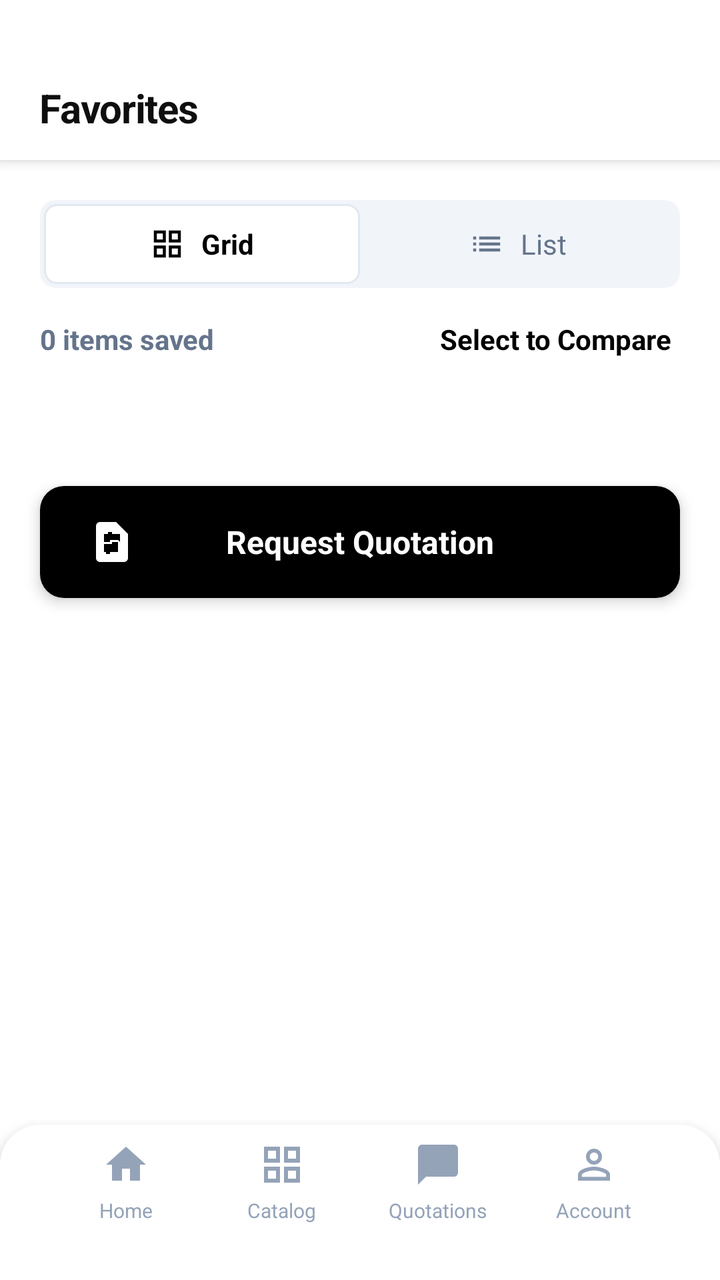
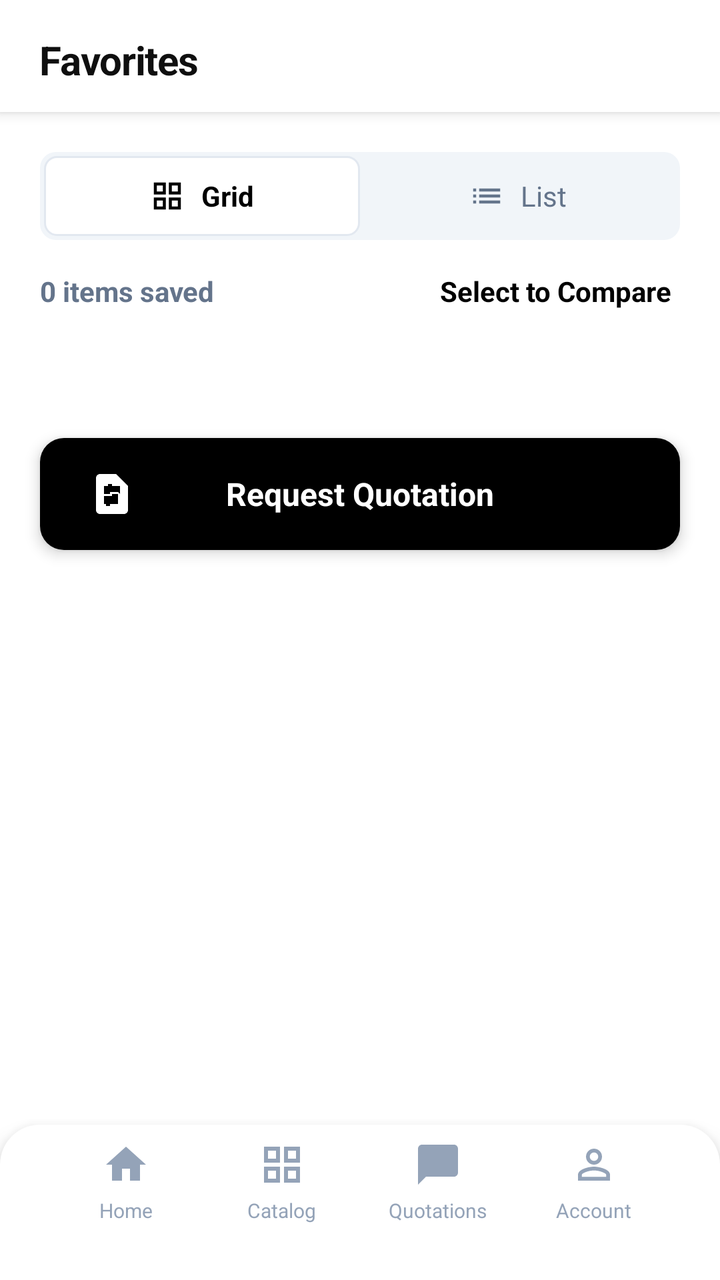

Screens rendered from an Android XML layout before and after an edit, with the pre-edit source and the edit as a unified diff.
<!-- AndroidManifest.xml: activity theme Theme.AppCompat.Light.NoActionBar -->
<!-- res/layout/activity_favorites.xml -->
<?xml version="1.0" encoding="utf-8"?>
<RelativeLayout xmlns:android="http://schemas.android.com/apk/res/android"
    xmlns:app="http://schemas.android.com/apk/res-auto"
    android:layout_width="match_parent"
    android:layout_height="match_parent"
    android:background="@color/white"
    android:fitsSystemWindows="true">

    
    <LinearLayout
        android:id="@+id/header"
        android:layout_width="match_parent"
        android:layout_height="wrap_content"
        android:orientation="vertical"
        android:background="@color/white"
        android:elevation="4dp">

        
        <View
            android:layout_width="match_parent"
            android:layout_height="24dp"
            android:background="@color/white" />

        
        <LinearLayout
            android:layout_width="match_parent"
            android:layout_height="56dp"
            android:orientation="horizontal"
            android:paddingHorizontal="20dp"
            android:gravity="center_vertical"
            android:background="@color/white"
            android:paddingTop="4dp">

            
            <TextView
                android:layout_width="wrap_content"
                android:layout_height="wrap_content"
                android:text="Favorites"
                android:textColor="@color/primary"
                android:textSize="20sp"
                android:textStyle="bold"
                android:letterSpacing="-0.02" />

            <Space
                android:layout_width="0dp"
                android:layout_height="0dp"
                android:layout_weight="1" />

            
        </LinearLayout>
    </LinearLayout>

    
    <ScrollView
        android:layout_width="match_parent"
        android:layout_height="match_parent"
        android:layout_below="@id/header"
        android:layout_above="@+id/bottomNav"
        android:fillViewport="true"
        android:paddingBottom="16dp">

        <LinearLayout
            android:layout_width="match_parent"
            android:layout_height="wrap_content"
            android:orientation="vertical">

            
            <LinearLayout
                android:layout_width="match_parent"
                android:layout_height="wrap_content"
                android:orientation="vertical"
                android:paddingHorizontal="20dp"
                android:paddingTop="20dp"
                android:paddingBottom="16dp">

                <LinearLayout
                    android:layout_width="match_parent"
                    android:layout_height="44dp"
                    android:orientation="horizontal"
                    android:background="@drawable/bg_view_toggle"
                    android:padding="2dp">

                    
                    <LinearLayout
                        android:id="@+id/btnGridView"
                        android:layout_width="0dp"
                        android:layout_height="match_parent"
                        android:layout_weight="1"
                        android:orientation="horizontal"
                        android:background="@drawable/bg_toggle_active"
                        android:gravity="center"
                        android:clickable="true"
                        android:focusable="true">

                        <ImageView
                            android:layout_width="18dp"
                            android:layout_height="18dp"
                            android:src="@drawable/ic_grid_view"
                            android:tint="@color/black"
                            android:layout_marginEnd="8dp" />

                        <TextView
                            android:layout_width="wrap_content"
                            android:layout_height="wrap_content"
                            android:text="Grid"
                            android:textColor="@color/black"
                            android:textSize="14sp"
                            android:textStyle="bold" />
                    </LinearLayout>

                    
                    <LinearLayout
                        android:id="@+id/btnListView"
                        android:layout_width="0dp"
                        android:layout_height="match_parent"
                        android:layout_weight="1"
                        android:orientation="horizontal"
                        android:gravity="center"
                        android:clickable="true"
                        android:focusable="true">

                        <ImageView
                            android:layout_width="18dp"
                            android:layout_height="18dp"
                            android:src="@drawable/ic_view_list"
                            android:tint="@color/slate_500"
                            android:layout_marginEnd="8dp" />

                        <TextView
                            android:layout_width="wrap_content"
                            android:layout_height="wrap_content"
                            android:text="List"
                            android:textColor="@color/slate_500"
                            android:textSize="14sp" />
                    </LinearLayout>
                </LinearLayout>

                
                <LinearLayout
                    android:layout_width="match_parent"
                    android:layout_height="wrap_content"
                    android:orientation="horizontal"
                    android:gravity="center_vertical"
                    android:layout_marginTop="12dp">

                    <TextView
                        android:id="@+id/tvFavoritesCount"
                        android:layout_width="wrap_content"
                        android:layout_height="wrap_content"
                        android:text="0 items saved"
                        android:textColor="@color/slate_500"
                        android:textSize="14sp"
                        android:textStyle="bold" />

                    <Space
                        android:layout_width="0dp"
                        android:layout_height="0dp"
                        android:layout_weight="1" />

                    
                    <TextView
                        android:id="@+id/btnSelectCompare"
                        android:layout_width="wrap_content"
                        android:layout_height="wrap_content"
                        android:text="Select to Compare"
                        android:textColor="@color/black"
                        android:textSize="14sp"
                        android:textStyle="bold"
                        android:clickable="true"
                        android:focusable="true"
                        android:padding="4dp" />
                </LinearLayout>
            </LinearLayout>

            
            <androidx.recyclerview.widget.RecyclerView
                android:id="@+id/recyclerFavorites"
                android:layout_width="match_parent"
                android:layout_height="wrap_content"
                android:paddingHorizontal="12dp"
                android:paddingTop="4dp"
                android:clipToPadding="false" />

            
            <TextView
                android:id="@+id/tvNoFavorites"
                android:layout_width="match_parent"
                android:layout_height="wrap_content"
                android:text="No favorites yet. Go to catalog to explore!"
                android:textColor="@color/slate_500"
                android:textSize="16sp"
                android:gravity="center"
                android:layout_marginTop="40dp"
                android:visibility="gone" />

            
            <View
                android:layout_width="match_parent"
                android:layout_height="40dp" />

            
            <RelativeLayout
                android:id="@+id/btnRequestQuotation"
                android:layout_width="match_parent"
                android:layout_height="56dp"
                android:layout_marginHorizontal="20dp"
                android:background="@drawable/bg_black_button_large"
                android:clickable="true"
                android:focusable="true"
                android:elevation="4dp"
                android:layout_marginBottom="24dp">

                <ImageView
                    android:layout_width="24dp"
                    android:layout_height="24dp"
                    android:src="@drawable/ic_request_quote"
                    android:tint="@color/white"
                    android:layout_centerVertical="true"
                    android:layout_marginStart="24dp" />

                <TextView
                    android:id="@+id/tvRequestQuoteText"
                    android:layout_width="wrap_content"
                    android:layout_height="wrap_content"
                    android:text="Request Quotation"
                    android:textColor="@color/white"
                    android:textSize="16sp"
                    android:textStyle="bold"
                    android:layout_centerInParent="true" />
            </RelativeLayout>

            <View android:layout_width="match_parent" android:layout_height="80dp" />

        </LinearLayout>
    </ScrollView>

    
    <LinearLayout
        android:id="@+id/bottomNav"
        android:layout_width="match_parent"
        android:layout_height="wrap_content"
        android:orientation="vertical"
        android:background="@drawable/bg_bottom_nav"
        android:layout_alignParentBottom="true"
        android:elevation="8dp">

        
        <LinearLayout
            android:layout_width="match_parent"
            android:layout_height="wrap_content"
            android:orientation="horizontal"
            android:paddingHorizontal="24dp"
            android:paddingTop="8dp"
            android:paddingBottom="12dp">

            
            <LinearLayout
                android:id="@+id/btnNavHome"
                android:layout_width="0dp"
                android:layout_height="wrap_content"
                android:layout_weight="1"
                android:orientation="vertical"
                android:gravity="center"
                android:clickable="true"
                android:focusable="true">

                
                <ImageView
                    android:layout_width="24dp"
                    android:layout_height="24dp"
                    android:src="@drawable/ic_home_filled"
                    android:tint="@color/slate_400" />

                <TextView
                    android:layout_width="wrap_content"
                    android:layout_height="wrap_content"
                    android:text="Home"
                    android:textColor="@color/slate_400"
                    android:textSize="10sp"
                    android:layout_marginTop="4dp" />
            </LinearLayout>

            
            <LinearLayout
                android:id="@+id/btnNavCatalog"
                android:layout_width="0dp"
                android:layout_height="wrap_content"
                android:layout_weight="1"
                android:orientation="vertical"
                android:gravity="center"
                android:clickable="true"
                android:focusable="true">

                <ImageView
                    android:layout_width="wrap_content"
                    android:layout_height="24dp"
                    android:src="@drawable/ic_grid_view"
                    android:tint="@color/slate_400" />

                <TextView
                    android:layout_width="wrap_content"
                    android:layout_height="wrap_content"
                    android:text="Catalog"
                    android:textColor="@color/slate_400"
                    android:textSize="10sp"
                    android:layout_marginTop="4dp" />
            </LinearLayout>

            
            <LinearLayout
                android:id="@+id/btnNavEnquiries"
                android:layout_width="0dp"
                android:layout_height="wrap_content"
                android:layout_weight="1"
                android:orientation="vertical"
                android:gravity="center"
                android:clickable="true"
                android:focusable="true">

                <ImageView
                    android:layout_width="24dp"
                    android:layout_height="24dp"
                    android:src="@drawable/ic_chat_bubble"
                    android:tint="@color/slate_400" />

                <TextView
                    android:layout_width="wrap_content"
                    android:layout_height="wrap_content"
                    android:text="Quotations"
                    android:textColor="@color/slate_400"
                    android:textSize="10sp"
                    android:layout_marginTop="4dp" />
            </LinearLayout>

            
            <LinearLayout
                android:id="@+id/btnNavAccount"
                android:layout_width="0dp"
                android:layout_height="wrap_content"
                android:layout_weight="1"
                android:orientation="vertical"
                android:gravity="center"
                android:clickable="true"
                android:focusable="true">

                <ImageView
                    android:layout_width="24dp"
                    android:layout_height="24dp"
                    android:src="@drawable/ic_person_outline"
                    android:tint="@color/slate_400" />

                <TextView
                    android:layout_width="wrap_content"
                    android:layout_height="wrap_content"
                    android:text="Account"
                    android:textColor="@color/slate_400"
                    android:textSize="10sp"
                    android:layout_marginTop="4dp" />
            </LinearLayout>
        </LinearLayout>

        
        <View
            android:layout_width="match_parent"
            android:layout_height="16dp"
            android:background="@color/white" />
    </LinearLayout>

</RelativeLayout>
<!-- resources referenced by this layout -->
<resources>
  <color name="black">#FF000000</color>
  <color name="primary">#0F0F0F</color>
  <color name="slate_400">#94A3B8</color>
  <color name="slate_500">#64748B</color>
  <color name="white">#FFFFFFFF</color>
  <!-- drawable bg_black_button_large (drawable) -->
  <?xml version="1.0" encoding="utf-8"?>
  <shape xmlns:android="http://schemas.android.com/apk/res/android"
      android:shape="rectangle">
      <corners android:radius="12dp" />
      <solid android:color="@color/black" />
  </shape>
  <!-- drawable bg_bottom_nav (drawable) -->
  <?xml version="1.0" encoding="utf-8"?>
  <shape xmlns:android="http://schemas.android.com/apk/res/android">
      <solid android:color="@color/white" />
      <corners android:topLeftRadius="20dp" android:topRightRadius="20dp" />
  </shape>
  <!-- drawable bg_toggle_active (drawable) -->
  <?xml version="1.0" encoding="utf-8"?>
  <shape xmlns:android="http://schemas.android.com/apk/res/android"
      android:shape="rectangle">
      <corners android:radius="6dp" />
      <solid android:color="@color/white" />
      <stroke
          android:width="1dp"
          android:color="@color/slate_200" />
  </shape>
  <!-- drawable bg_view_toggle (drawable) -->
  <?xml version="1.0" encoding="utf-8"?>
  <shape xmlns:android="http://schemas.android.com/apk/res/android"
      android:shape="rectangle">
      <corners android:radius="8dp" />
      <solid android:color="@color/slate_100" />
  </shape>
  <!-- drawable ic_chat_bubble (drawable) -->
  <vector xmlns:android="http://schemas.android.com/apk/res/android"
      android:width="24dp"
      android:height="24dp"
      android:viewportWidth="24"
      android:viewportHeight="24">
      <path
          android:fillColor="@color/white"
          android:pathData="M20 2H4c-1.1 0-2 0.9-2 2v18l4-4h14c1.1 0 2-0.9 2-2V4c0-1.1-0.9-2-2-2z" />
  </vector>
  <!-- drawable ic_grid_view (drawable) -->
  <?xml version="1.0" encoding="utf-8"?>
  <vector xmlns:android="http://schemas.android.com/apk/res/android"
      android:width="48dp"
      android:height="48dp"
      android:viewportWidth="24"
      android:viewportHeight="24"
      android:tint="#FFFFFF">
      <path
          android:fillColor="@android:color/white"
          android:pathData="M3,3v8h8V3H3zM9,9H5V5h4V9zM3,13v8h8v-8H3zM9,19H5v-4h4V19zM13,3v8h8V3h-8zM19,9h-4V5h4V9zM13,13v8h8v-8h-8zM19,19h-4v-4h4V19z"/>
  </vector>
  <!-- drawable ic_home_filled (drawable) -->
  <vector xmlns:android="http://schemas.android.com/apk/res/android"
      android:width="24dp"
      android:height="24dp"
      android:viewportWidth="24"
      android:viewportHeight="24">
      <path
          android:fillColor="@color/white"
          android:pathData="M10 20v-6h4v6h5v-8h3L12 3 2 12h3v8z" />
  </vector>
  <!-- drawable ic_request_quote (drawable) -->
  <vector xmlns:android="http://schemas.android.com/apk/res/android" android:width="24dp" android:height="24dp" android:viewportWidth="24" android:viewportHeight="24">
    <path android:fillColor="#FF000000" android:pathData="M14,2H6c-1.1,0 -1.99,0.9 -1.99,2L4,20c0,1.1 0.89,2 1.99,2H18c1.1,0 2,-0.9 2,-2V8l-6,-6zM15,11h-4v1h4v5h-4v1h-2v-1H8v-4h4v-1H8v-4h2v-1h2v1h4v4z"/>
  </vector>
  <!-- drawable ic_view_list (drawable) -->
  <vector xmlns:android="http://schemas.android.com/apk/res/android"
      android:width="24dp"
      android:height="24dp"
      android:viewportWidth="24"
      android:viewportHeight="24">
      <path
          android:fillColor="@color/black"
          android:pathData="M3 13h2v-2H3v2zm0 4h2v-2H3v2zm0-8h2V7H3v2zm4 4h14v-2H7v2zm0 4h14v-2H7v2zM7 7v2h14V7H7z"/>
  </vector>
  <color name="slate_200">#E2E8F0</color>
  <color name="slate_100">#F1F5F9</color>
  <!-- unchanged entries left out for length: 1 -->
</resources>

<!-- the commit's change to res/layout/activity_favorites.xml (unified diff, before → after) -->
@@ -16,10 +16,6 @@
         android:elevation="4dp">
 
         
-        <View
-            android:layout_width="match_parent"
-            android:layout_height="24dp"
-            android:background="@color/white" />
 
         
         <LinearLayout
